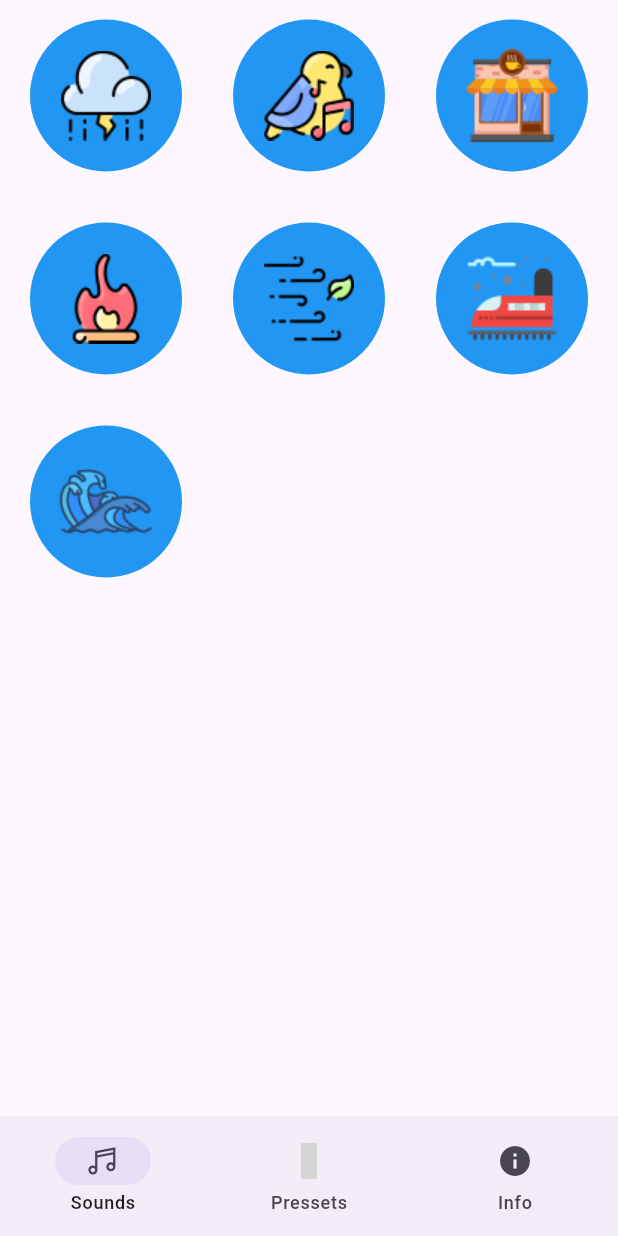
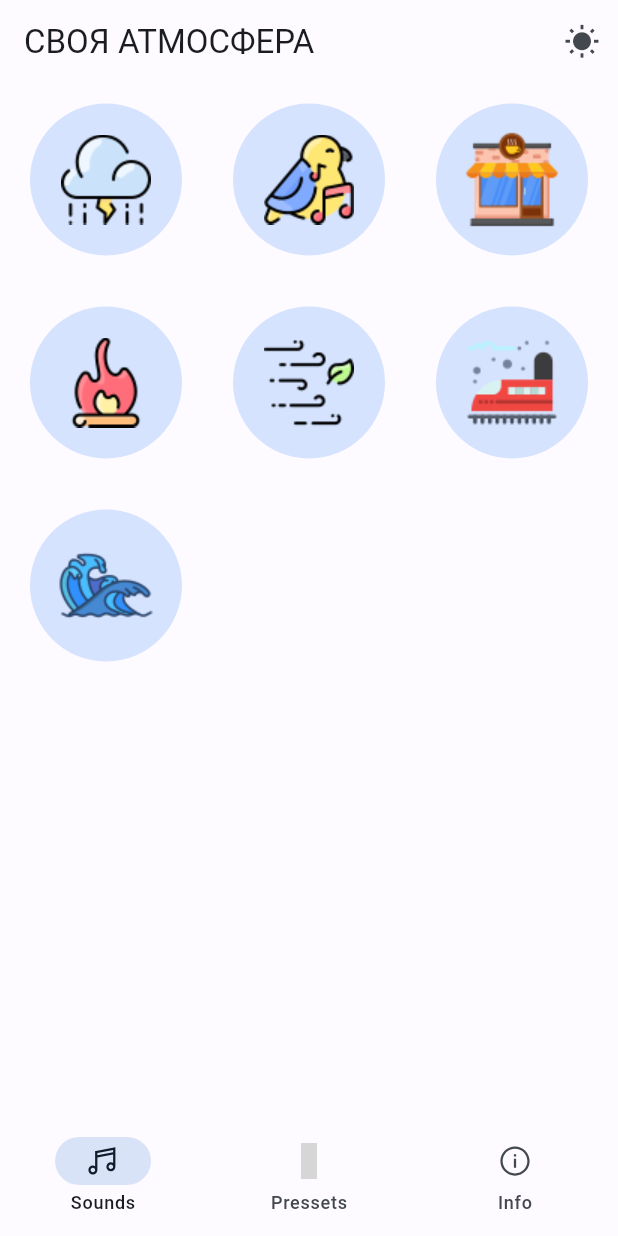
Before and after one commit to leksidev/atmosphere_app, a Flutter app: the screen it shows after launch, on a phone screen of 412 x 824 dp. Run offline on Flutter 3.47's test engine with Material 2 defaults, Android fonts, the phone set to English and light mode, and no system bars; our stand-ins replace audio_service, firebase_core, firebase_crashlytics, get_it, go_router, just_audio and 3 more; accounts and stored records are empty; generated files the repository leaves out were written again; grey boxes are pictures that could not be loaded.

Commit message:
feat: add dark theme, refactor some ui points

```diff
--- a/lib/config/routes/routes.dart
+++ b/lib/config/routes/routes.dart
@@ -32,8 +32,22 @@ final router = GoRouter(
               key: state.pageKey,
               child: const SoundsScreen(),
               transitionsBuilder:
-                  (context, animation, secondaryAnimation, child) =>
-                      FadeTransition(opacity: animation, child: child),
+                  (context, animation, secondaryAnimation, child) {
+                return SlideTransition(
+                  position: Tween<Offset>(
+                    begin: const Offset(-1.0, 0.0),
+                    end: Offset.zero,
+                  ).animate(animation),
+                  child: SlideTransition(
+                    position: Tween<Offset>(
+                      begin: Offset.zero,
+                      end: const Offset(-1.0, 0.0),
+                    ).animate(secondaryAnimation),
+                    child: child,
+                  ),
+                );
+              },
+              // FadeTransition(opacity: animation, child: child),
             ),
             // builder: (context, state) {
             //   return const SoundsScreen();
@@ -45,11 +59,35 @@ final router = GoRouter(
               key: state.pageKey,
               child: const PressetsScreen(),
               transitionsBuilder:
-                  (context, animation, secondaryAnimation, child) =>
-                      FadeTransition(opacity: animation, child: child),
+                  (context, animation, secondaryAnimation, child) {
+                return SlideTransition(
+                  position: Tween<Offset>(
+                    begin: const Offset(-1.0, 0.0),
+                    end: Offset.zero,
+                  ).animate(animation),
+                  child: SlideTransition(
+                    position: Tween<Offset>(
+                      begin: Offset.zero,
+                      end: const Offset(-1.0, 0.0),
+                    ).animate(secondaryAnimation),
+                    child: child,
+                  ),
+                );
+              },
+              // FadeTransition(opacity: animation, child: child),
             ),
-            // builder: (context, state) => const PressetsScreen(),
           ),
+          // GoRoute(
+          //   path: '/pressets',
+          //   pageBuilder: (context, state) => CustomTransitionPage<void>(
+          //     key: state.pageKey,
+          //     child: const PressetsScreen(),
+          //     transitionsBuilder:
+          //         (context, animation, secondaryAnimation, child) =>
+          //             FadeTransition(opacity: animation, child: child),
+          //   ),
+          //   // builder: (context, state) => const PressetsScreen(),
+          // ),
         ]),
   ],
 );
--- a/lib/data/sound_repository.dart
+++ b/lib/data/sound_repository.dart
@@ -1,7 +1,7 @@
 import 'dart:convert';
 
+import 'package:atmosphere/features/sounds_screen/view/widgets/sound_button.dart';
 import 'package:atmosphere/models/sound_item.dart';
-import 'package:atmosphere/widgets/sound_button.dart';
 import 'package:flutter/material.dart';
 
 const content = '''
@@ -103,7 +103,6 @@ class SoundRepository {
             img: sound[0]['image']),
       );
     }
-
     return soundsData;
   }
 
--- a/lib/widgets/sound_button.dart
+++ b/lib/features/sounds_screen/view/widgets/sound_button.dart
@@ -1,3 +1,4 @@
+import 'package:atmosphere/features/sounds_screen/view/widgets/sound_image.dart';
 import 'package:atmosphere/models/sound_item.dart';
 import 'package:flutter/material.dart';
 
@@ -8,19 +9,10 @@ class SoundButton extends StatelessWidget {
 
   @override
   Widget build(BuildContext context) {
-    final double defaultRadius = MediaQuery.of(context).size.width / 4;
-
     return Padding(
       padding: const EdgeInsets.all(12.0),
       child: CircleAvatar(
-        backgroundColor: sound.isActive ? Colors.blue : null,
-        maxRadius: defaultRadius,
-        child: Image.asset(
-          sound.img,
-          color:
-              sound.isActive ? null : const Color.fromRGBO(255, 255, 255, 0.7),
-          colorBlendMode: BlendMode.modulate,
-        ),
+        child: SoundImage(sound: sound),
       ),
     );
   }
--- /dev/null
+++ b/lib/features/sounds_screen/view/widgets/sound_image.dart
@@ -0,0 +1,20 @@
+import 'package:atmosphere/models/sound_item.dart';
+import 'package:flutter/material.dart';
+
+class SoundImage extends StatelessWidget {
+  const SoundImage({
+    super.key,
+    required this.sound,
+  });
+
+  final SoundItem sound;
+
+  @override
+  Widget build(BuildContext context) {
+    return Image.asset(
+      sound.img,
+      color: sound.isActive ? null : const Color.fromARGB(177, 15, 19, 51),
+      colorBlendMode: BlendMode.modulate,
+    );
+  }
+}
--- /dev/null
+++ b/lib/features/themes_changer/themes_changer.dart
@@ -0,0 +1,15 @@
+import 'package:shared_preferences/shared_preferences.dart';
+
+class ThemesChanger {
+  static const themeKey = "theme_key";
+
+  setTheme(bool value) async {
+    SharedPreferences sharedPreferences = await SharedPreferences.getInstance();
+    sharedPreferences.setBool(themeKey, value);
+  }
+
+  getTheme() async {
+    SharedPreferences sharedPreferences = await SharedPreferences.getInstance();
+    return sharedPreferences.getBool(themeKey) ?? false;
+  }
+}
--- a/lib/main.dart
+++ b/lib/main.dart
@@ -1,5 +1,6 @@
 import 'package:atmosphere/config/routes/routes.dart';
 import 'package:atmosphere/firebase_options.dart';
+import 'package:atmosphere/models/theme_model.dart';
 import 'package:audio_service/audio_service.dart';
 import 'package:firebase_core/firebase_core.dart';
 import 'package:firebase_crashlytics/firebase_crashlytics.dart';
@@ -11,6 +12,8 @@ import 'package:talker_flutter/talker_flutter.dart';
 
 import 'models/handlers/audio_handler.dart';
 import 'models/playlist.dart';
+
+import 'config/themes/color_schemes.g.dart';
 
 Future<void> main() async {
   WidgetsFlutterBinding.ensureInitialized();
@@ -58,13 +61,26 @@ class AtmosphereApp extends StatelessWidget {
         ChangeNotifierProvider<Playlist>(
           create: (_) => GetIt.I<Playlist>(),
         ),
+        ChangeNotifierProvider(
+          create: (_) => ThemeModel(),
+        ),
       ],
-      child: MaterialApp.router(
-        theme: ThemeData(
-          visualDensity: VisualDensity.adaptivePlatformDensity,
-          useMaterial3: true,
-        ),
-        routerConfig: router,
+      child: Consumer(
+        builder: (context, ThemeModel themeNotifier, child) {
+          return MaterialApp.router(
+            theme: context.watch<ThemeModel>().isDark
+                ? ThemeData(
+                    visualDensity: VisualDensity.adaptivePlatformDensity,
+                    useMaterial3: true,
+                    colorScheme: darkColorScheme)
+                : ThemeData(
+                    visualDensity: VisualDensity.adaptivePlatformDensity,
+                    useMaterial3: true,
+                    colorScheme: lightColorScheme),
+            // debugShowCheckedModeBanner: false,
+            routerConfig: router,
+          );
+        },
       ),
     );
   }
--- a/lib/models/playlist.dart
+++ b/lib/models/playlist.dart
@@ -1,6 +1,6 @@
 import 'package:atmosphere/data/sound_repository.dart';
+import 'package:atmosphere/features/sounds_screen/view/widgets/sound_button.dart';
 import 'package:atmosphere/models/handlers/audio_handler.dart';
-import 'package:atmosphere/widgets/sound_button.dart';
 import 'package:flutter/material.dart';
 import 'package:get_it/get_it.dart';
 import 'sound_item.dart';
@@ -12,9 +12,9 @@ class Playlist extends ChangeNotifier {
 
   void addToPlaylist(SoundItem sound) {
     if (sound.isActive == true) {
-      GetIt.I<MyAudioHandler>().play();
       playedSounds.add(sound);
       sound.played = true;
+      GetIt.I<MyAudioHandler>().play();
       notifyListeners();
     } else {
       deleteFromPlaylist(sound);
--- a/lib/models/sound_item.dart
+++ b/lib/models/sound_item.dart
@@ -16,18 +16,9 @@ class SoundItem {
     await player.setAudioSource(
       AudioSource.asset(
         url,
-        tag: MediaItem(
-          // Specify a unique ID for each media item:
-          id: url,
-          // Metadata to display in the notification:
-          title: title,
-        ),
+        tag: MediaItem(id: title, title: title, displayTitle: "своя атмосфера"),
       ),
     );
-    // await player.setAsset(
-    //   url,
-    // );
-    // player.loopMode;
     player.setLoopMode(LoopMode.one);
     player.play();
   }
--- /dev/null
+++ b/lib/models/theme_model.dart
@@ -0,0 +1,25 @@
+import 'package:atmosphere/features/themes_changer/themes_changer.dart';
+import 'package:flutter/material.dart';
+
+class ThemeModel extends ChangeNotifier {
+  late bool _isDark;
+  late ThemesChanger _preferences;
+  bool get isDark => _isDark;
+
+  ThemeModel() {
+    _isDark = false;
+    _preferences = ThemesChanger();
+    getPreferences();
+  }
+//Switching the themes
+  set isDark(bool value) {
+    _isDark = value;
+    _preferences.setTheme(value);
+    notifyListeners();
+  }
+
+  getPreferences() async {
+    _isDark = await _preferences.getTheme();
+    notifyListeners();
+  }
+}
--- a/lib/widgets/scaffold_with_navbar.dart
+++ b/lib/widgets/scaffold_with_navbar.dart
@@ -1,3 +1,4 @@
+import 'package:atmosphere/widgets/themes_change_icon_button.dart';
 import 'package:flutter/material.dart';
 import 'package:go_router/go_router.dart';
 import 'package:line_icons/line_icons.dart';
@@ -10,14 +11,19 @@ class ScaffoldWithNavBar extends StatelessWidget {
   @override
   Widget build(BuildContext context) {
     return Scaffold(
+      appBar: AppBar(
+        actions: const [ThemesChangeIconButton()],
+        title: const Text("СВОЯ АТМОСФЕРА"),
+      ),
       body: child,
       bottomNavigationBar: NavigationBar(
-        animationDuration: const Duration(microseconds: 500),
+        animationDuration: const Duration(microseconds: 700),
         destinations: const [
           NavigationDestination(icon: Icon(LineIcons.music), label: 'Sounds'),
           NavigationDestination(
               icon: Icon(LineIcons.audioFile), label: 'Pressets'),
-          NavigationDestination(icon: Icon(Icons.info), label: 'Info'),
+          NavigationDestination(
+              icon: Icon(LineIcons.infoCircle), label: 'Info'),
         ],
         selectedIndex: _calculateSelectedIndex(context),
         onDestinationSelected: (int idx) => _onItemTapped(idx, context),
--- /dev/null
+++ b/lib/widgets/themes_change_icon_button.dart
@@ -0,0 +1,22 @@
+import 'package:atmosphere/models/theme_model.dart';
+import 'package:flutter/material.dart';
+import 'package:provider/provider.dart';
+
+class ThemesChangeIconButton extends StatelessWidget {
+  const ThemesChangeIconButton({
+    super.key,
+  });
+
+  @override
+  Widget build(BuildContext context) {
+    return IconButton(
+        icon: Icon(context.read<ThemeModel>().isDark
+            ? Icons.nightlight_round
+            : Icons.wb_sunny),
+        onPressed: () {
+          context.read<ThemeModel>().isDark
+              ? context.read<ThemeModel>().isDark = false
+              : context.read<ThemeModel>().isDark = true;
+        });
+  }
+}
--- a/pubspec.yaml
+++ b/pubspec.yaml
@@ -23,6 +23,7 @@ dependencies:
   get_it: ^7.6.0
   firebase_crashlytics: ^3.3.4
   audio_service: ^0.18.10
+  shared_preferences: ^2.0.15
 
 dev_dependencies:
   flutter_test:
```
Also changed, not shown: lib/features/sounds_screen/view/sounds_list.dart (+11 -25 lines), lib/config/themes/color_schemes.g.dart (added), pubspec.lock.
